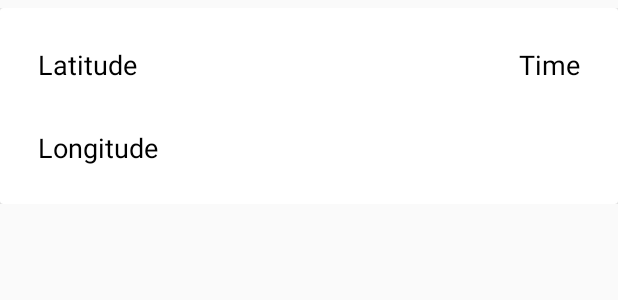
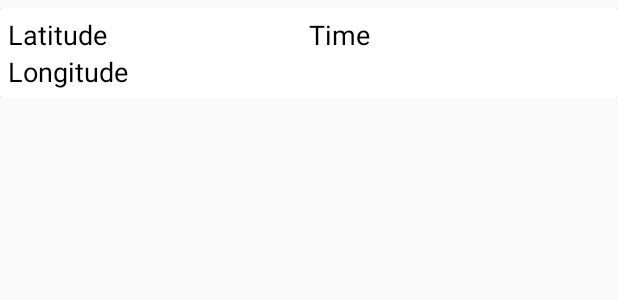
Before and after one commit to itsparesh/RemoteState, an Android app: the layout item_layout.xml on its own in the app's theme, with its tools: preview values and no code run, on a phone screen of 412 x 824 dp. Shown: the top 300 px of the screen. Run offline under Robolectric (Android 15) with nearby library versions, the phone set to English and light mode, and no system bars.

```diff
--- a/app/src/main/java/com/example/remotestate/model/SaveDataDao.kt
+++ b/app/src/main/java/com/example/remotestate/model/SaveDataDao.kt
@@ -9,6 +9,6 @@ interface SaveDataDao {
     @Insert
     fun insertSaveData(saveData: SaveData)
 
-    @Query("Select * from SaveData")
+    @Query("Select * from SaveData ORDER BY TimeStamp DESC")
     fun getSaveData(): List<SaveData>?
 }
--- a/app/src/main/java/com/example/remotestate/view/MainActivity.kt
+++ b/app/src/main/java/com/example/remotestate/view/MainActivity.kt
@@ -50,7 +50,7 @@ class MainActivity : AppCompatActivity() {
 
     private fun setRecyclerView() {
         locationRV?.layoutManager = LinearLayoutManager(this)
-        adapter = ListAdapter(object : ListAdapter.OnListItemClick {
+        adapter = ListAdapter(this, object : ListAdapter.OnListItemClick {
             override fun onListItemClicked(clickedItem: SaveData?) {
                 clickedItem?.latitude?.let {
                     loadPointsOnMap(it, clickedItem.longitude)
@@ -247,7 +247,6 @@ class MainActivity : AppCompatActivity() {
         private var handler: Handler? = null
         private var threadRunnable: Runnable? = null
         private var runnable: Runnable? = null
-        private var thread: Thread? = null
     }
 
     object RepeatHelper {
--- a/app/src/main/res/layout/item_layout.xml
+++ b/app/src/main/res/layout/item_layout.xml
@@ -17,14 +17,14 @@
         <androidx.constraintlayout.widget.ConstraintLayout
             android:layout_width="match_parent"
             android:layout_height="match_parent"
-            android:padding="10dp">
+            android:padding="5dp">
 
             <androidx.appcompat.widget.AppCompatTextView
                 android:id="@+id/latTV"
                 style="@style/TextAppearance.AppCompat.Medium"
-                android:layout_width="wrap_content"
+                android:layout_width="0dp"
+                app:layout_constraintWidth_percent=".5"
                 android:layout_height="wrap_content"
-                android:padding="15dp"
                 android:textColor="@color/black"
                 app:layout_constraintStart_toStartOf="parent"
                 app:layout_constraintTop_toTopOf="parent"
@@ -33,9 +33,9 @@
             <androidx.appcompat.widget.AppCompatTextView
                 android:id="@+id/timeTV"
                 style="@style/TextAppearance.AppCompat.Medium"
-                android:layout_width="wrap_content"
+                android:layout_width="0dp"
+                app:layout_constraintWidth_percent=".5"
                 android:layout_height="wrap_content"
-                android:padding="15dp"
                 android:textColor="@color/black"
                 app:layout_constraintEnd_toEndOf="parent"
                 app:layout_constraintTop_toTopOf="parent"
@@ -46,7 +46,6 @@
                 style="@style/TextAppearance.AppCompat.Medium"
                 android:layout_width="wrap_content"
                 android:layout_height="wrap_content"
-                android:padding="15dp"
                 android:textColor="@color/black"
                 app:layout_constraintStart_toStartOf="parent"
                 app:layout_constraintTop_toBottomOf="@id/latTV"
--- a/app/src/main/res/values/strings.xml
+++ b/app/src/main/res/values/strings.xml
@@ -3,4 +3,7 @@
     <string name="start">Start</string>
     <string name="stop">Stop</string>
     <string name="list">List</string>
+    <string name="time">Time: </string>
+    <string name="latitude">Lat: </string>
+    <string name="longitude">Long: </string>
 </resources>
```
Also changed, not shown: app/src/main/java/com/example/remotestate/view/ListAdapter.kt (+9 -5 lines), 1 other file.
